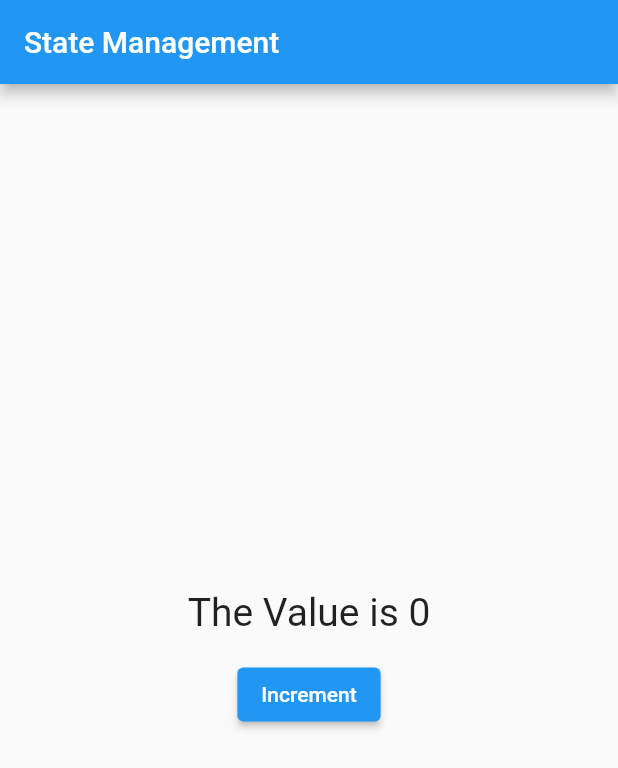
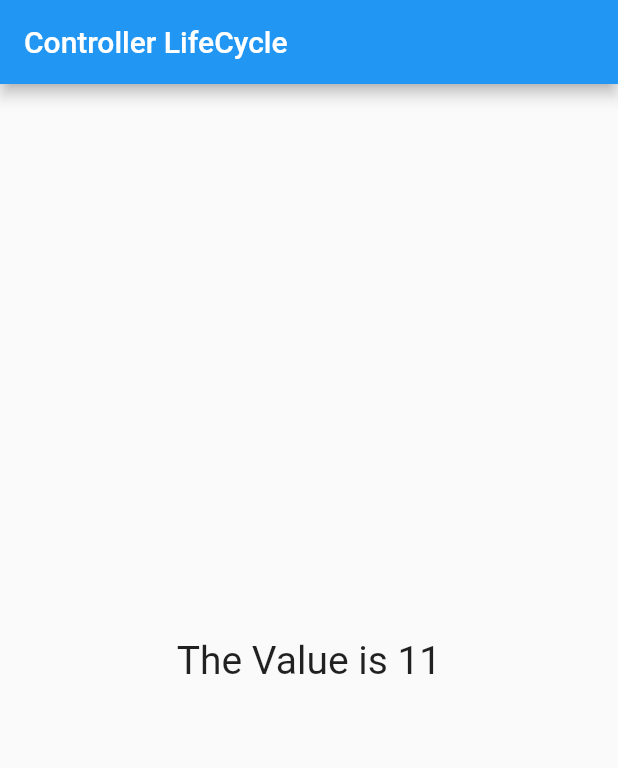
Before and after one commit to Sumit4482/GetX_Tutorial, a Flutter app: the screen it shows after launch, on a phone screen of 412 x 824 dp. Shown: the top 768 px of the screen. Run offline on Flutter 3.47's test engine with Material 2 defaults, Android fonts, the phone set to English and light mode, and no system bars; our stand-ins replace get.

Commit message:
added lifecycle code

```diff
--- a/lib/main.dart
+++ b/lib/main.dart
@@ -1,7 +1,6 @@
 import "package:flutter/material.dart";
 import 'package:get/get.dart';
 import 'package:getxtutorial/my_controller.dart';
-import 'student.dart';
 
 void main() => runApp(MyApp());
 
@@ -12,10 +11,10 @@ class MyApp extends StatelessWidget {
   @override
   Widget build(BuildContext context) {
     return GetMaterialApp(
-      title: "State Management",
+      title: "Controller LifeCycle ",
       home: Scaffold(
         appBar: AppBar(
-          title: Text("State Management"),
+          title: Text("Controller LifeCycle"),
         ),
         body: Center(
           child: Column(
@@ -23,7 +22,8 @@ class MyApp extends StatelessWidget {
             crossAxisAlignment: CrossAxisAlignment.center,
             children: [
               GetBuilder<MyController>(
-                init: MyController(),
+                // initState: (data) => myController.increment(),
+                // dispose: (_) => myController.cleanUpTask(),
                 builder: (controller) {
                   return Text(
                     "The Value is ${controller.count}",
@@ -31,14 +31,6 @@ class MyApp extends StatelessWidget {
                   );
                 },
               ),
-              SizedBox(
-                height: 16,
-              ),
-              ElevatedButton(
-                  onPressed: () {
-                    Get.find<MyController>().increment();
-                  },
-                  child: Text("Increment"))
             ],
           ),
         ),
```
Also changed, not shown: lib/my_controller.dart (+21 -4 lines), 3 other files.
